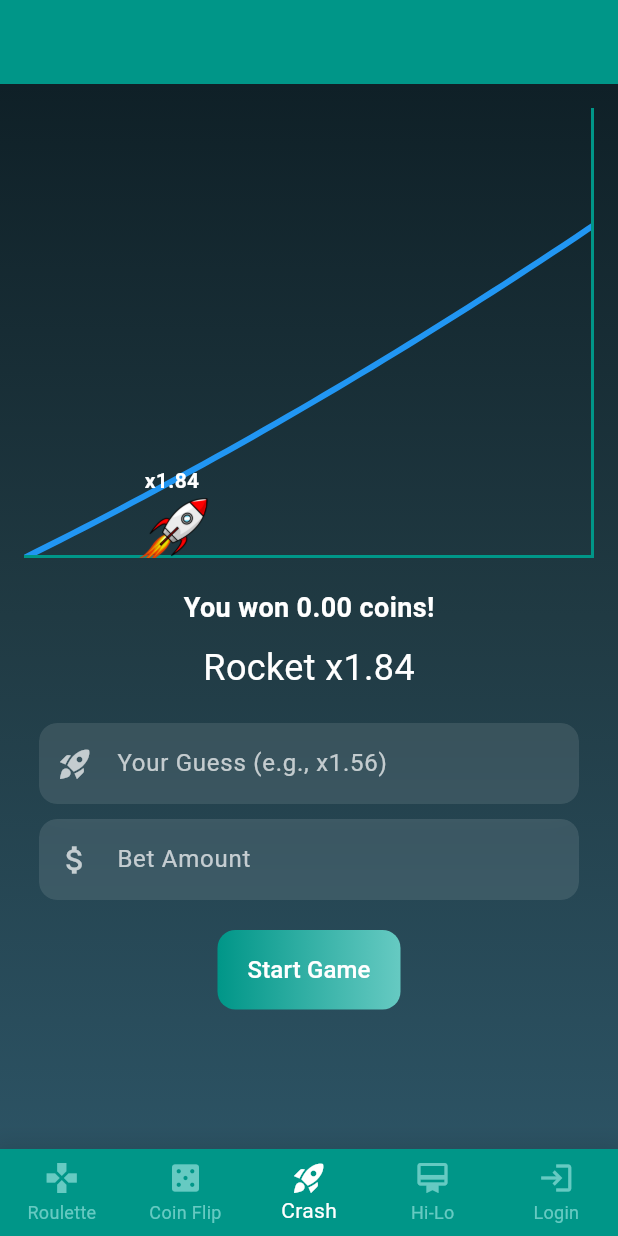
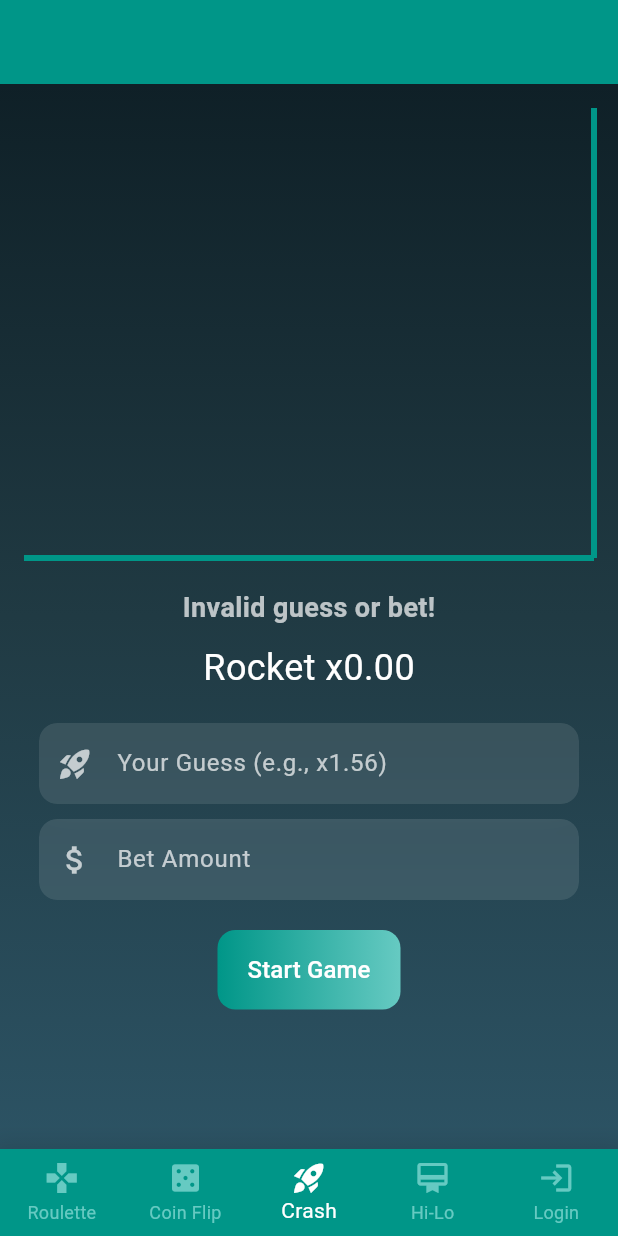
Before and after one commit to xedom/hsma_cpd_project, a Flutter app: the GameCrashPage screen opened by its route, after a tap on "Start Game", on a phone screen of 412 x 824 dp. Run offline on Flutter 3.47's test engine with Material 3 defaults, Android fonts, the light colour scheme and no system bars; our stand-ins replace go_router; missing offline and left inert: dart_jsonwebtoken.

Commit message:
connected crash game to backend

```diff
--- a/lib/logic/backend.dart
+++ b/lib/logic/backend.dart
@@ -119,7 +119,7 @@ class BackendService {
 
     int winnings = 0;
     if (success) {
-      winnings = (bet * guess).round();
+      winnings = (bet * (1 + guess)).round();
       _userCoins[username] = _userCoins[username]! + winnings;
     }
 
--- a/lib/logic/crash_logic.dart
+++ b/lib/logic/crash_logic.dart
@@ -1,10 +1,14 @@
 import 'dart:async';
 import 'dart:math';
 import 'package:flutter/material.dart';
+import 'package:hsma_cpd_project/logic/backend.dart';
+import 'package:hsma_cpd_project/providers/auth.dart';
 
 class GameCrashLogic with ChangeNotifier {
   final TextEditingController guessController = TextEditingController();
   final TextEditingController betController = TextEditingController();
+  final BackendService _backendService;
+  final AuthProvider _authProvider;
   double rocketValue = 0;
   bool gameRunning = false;
   Timer? timer;
@@ -12,16 +16,35 @@ class GameCrashLogic with ChangeNotifier {
   String message = '';
   List<Offset> rocketPath = [const Offset(0, 0)];
   double guess = 0;
-  double bet = 0;
+  int bet = 0;
+  int coins = 0;
 
-  void startGame() {
+  GameCrashLogic(this._backendService, this._authProvider);
+
+  void startGame() async {
     rocketValue = 0;
     rocketPath = [const Offset(0, 0)];
     gameRunning = true;
-    stopValue = _generateGeometric(0.7);
-    message = '';
+
     guess = double.tryParse(guessController.text) ?? 0;
-    bet = double.tryParse(betController.text) ?? 0;
+    bet = int.tryParse(betController.text) ?? 0;
+
+    if (guess <= 0 || bet <= 0) {
+      message = 'Invalid guess or bet!';
+      gameRunning = false;
+      notifyListeners();
+      return;
+    }
+
+    final result = await _backendService.submitCrashGuess(
+      _authProvider.currentUser!,
+      guess,
+      bet,
+    );
+
+    stopValue = result['crashPoint'];
+    coins = result['coins'];
+
     notifyListeners();
 
     timer = Timer.periodic(const Duration(milliseconds: 1), (timer) {
@@ -40,18 +63,15 @@ class GameCrashLogic with ChangeNotifier {
     });
   }
 
-  double _generateGeometric(double p) {
-    double u = Random().nextDouble();
-    return (log(u) / log(1 - p));
-  }
-
   void _checkResult() {
-    if (rocketValue >= guess) {
-      double winnings = bet * guess;
+    if (guess <= rocketValue) {
+      int winnings = (bet * guess).round();
       message = 'You won ${winnings.toStringAsFixed(2)} coins!';
     } else {
       message = 'You lost ${bet.toStringAsFixed(2)} coins!';
     }
+
+    _authProvider.updateCoins(coins);
     notifyListeners();
   }
 
--- a/lib/logic/roulette_logic.dart
+++ b/lib/logic/roulette_logic.dart
@@ -1,6 +1,9 @@
 import 'dart:math' as math;
 import 'package:flutter/material.dart';
 import 'package:hsma_cpd_project/constants.dart' as constants;
+import 'package:hsma_cpd_project/logic/backend.dart';
+import 'package:hsma_cpd_project/providers/auth.dart';
+import 'package:provider/provider.dart';
 
 enum GuessType { red, black, green }
 
@@ -23,11 +26,27 @@ class RouletteLogic with ChangeNotifier {
 
   Animation<double> get animation => _controller;
 
-  static int guess(GuessType guess) {
-    // call backend
-    // update coins
+  static Future<Map<String, dynamic>> guess(
+    BuildContext context,
+    GuessType guess,
+    int bet,
+  ) async {
+    final backend = Provider.of<BackendService>(context, listen: false);
+    final auth = Provider.of<AuthProvider>(context, listen: false);
+    final result = await backend.submitRouletteGuess(
+      auth.currentUser!,
+      guess,
+      bet,
+    );
 
-    return math.Random().nextInt(30);
+    auth.updateCoins(result['coins']);
+
+    return {
+      'success': result['success'],
+      'winnings': result['winnings'],
+      'extractedNumber': result['extractedNumber'],
+      'coins': result['coins'],
+    };
   }
 
   void startRoulette(int randomNumber) {
--- a/lib/screens/game_crash.dart
+++ b/lib/screens/game_crash.dart
@@ -1,7 +1,9 @@
 import 'dart:math';
 import 'package:flutter/material.dart';
 import 'package:hsma_cpd_project/constants.dart';
+import 'package:hsma_cpd_project/logic/backend.dart';
 import 'package:hsma_cpd_project/logic/crash_logic.dart';
+import 'package:hsma_cpd_project/providers/auth.dart';
 import 'package:hsma_cpd_project/widgets/button_custom.dart';
 import 'package:hsma_cpd_project/widgets/field_input.dart';
 import 'package:provider/provider.dart';
@@ -19,7 +21,14 @@ class GameCrashPageState extends State<GameCrashPage> {
   @override
   void initState() {
     super.initState();
-    logic = GameCrashLogic();
+    _initializeLogic();
+  }
+
+  void _initializeLogic() async {
+    logic = GameCrashLogic(
+      Provider.of<BackendService>(context, listen: false),
+      Provider.of<AuthProvider>(context, listen: false),
+    );
   }
 
   @override
@@ -62,23 +71,24 @@ class GameCrashPageState extends State<GameCrashPage> {
                     Consumer<GameCrashLogic>(
                       builder: (context, logic, _) {
                         if (logic.rocketPath.isNotEmpty) {
-                          return Positioned(
-                            left: logic.rocketPath.last.dx * 10,
-                            top: 300 - (logic.rocketPath.last.dy * 10) - 60,
-                            child: Column(
-                              children: [
-                                Text(
-                                  'x${logic.rocketValue.toStringAsFixed(2)}',
-                                  style: const TextStyle(
-                                    color: Colors.white,
-                                    fontWeight: FontWeight.bold,
-                                  ),
-                                ),
-                                Image.asset('assets/rocket.png',
-                                    width: 50, height: 50),
-                              ],
-                            ),
-                          );
+                          // return Positioned(
+                          //   left: logic.rocketPath.last.dx * 10,
+                          //   top: 300 - (logic.rocketPath.last.dy * 10) - 60,
+                          //   child: Column(
+                          //     children: [
+                          //       Text(
+                          //         'x${logic.rocketValue.toStringAsFixed(2)}',
+                          //         style: const TextStyle(
+                          //           color: Colors.white,
+                          //           fontWeight: FontWeight.bold,
+                          //         ),
+                          //       ),
+                          //       Image.asset('assets/rocket.png',
+                          //           width: 50, height: 50),
+                          //     ],
+                          //   ),
+                          // );
+                          return Container();
                         } else {
                           return Container();
                         }
@@ -92,9 +102,10 @@ class GameCrashPageState extends State<GameCrashPage> {
                     return Text(
                       logic.message,
                       style: const TextStyle(
-                          fontSize: 18,
-                          fontWeight: FontWeight.bold,
-                          color: Colors.white),
+                        fontSize: 18,
+                        fontWeight: FontWeight.bold,
+                        color: Colors.white70,
+                      ),
                     );
                   },
                 ),
@@ -133,7 +144,7 @@ class GameCrashPageState extends State<GameCrashPage> {
                           )
                         : CustomButton(
                             label: 'Start Game',
-                            onPressed: logic.startGame,
+                            onPressed: () async => logic.startGame(),
                           );
                   },
                 ),
--- a/lib/widgets/roulette_widget.dart
+++ b/lib/widgets/roulette_widget.dart
@@ -35,6 +35,7 @@ class RouletteWidgetState extends State<RouletteWidget>
   void didUpdateWidget(covariant RouletteWidget oldWidget) {
     super.didUpdateWidget(oldWidget);
     if (oldWidget.randomNumber != widget.randomNumber) {
+      rouletteLogic.completed = false;
       rouletteLogic.startRoulette(widget.randomNumber);
     }
   }
```
Also changed, not shown: lib/screens/game_roulette.dart (+42 -15 lines).
